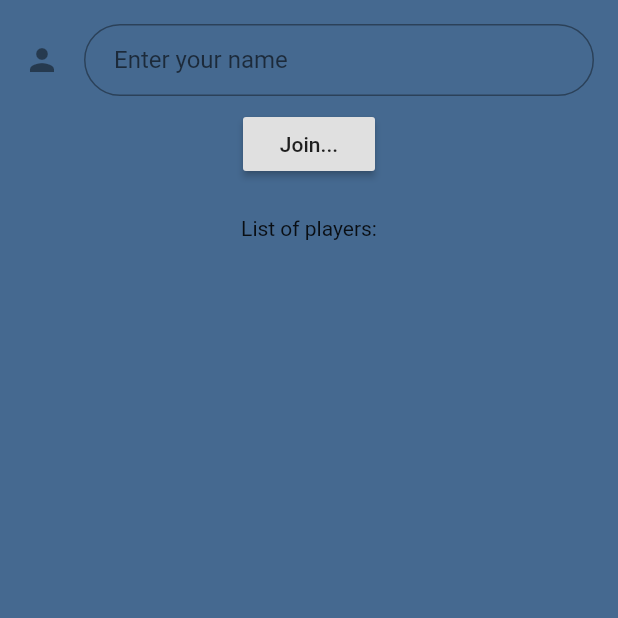
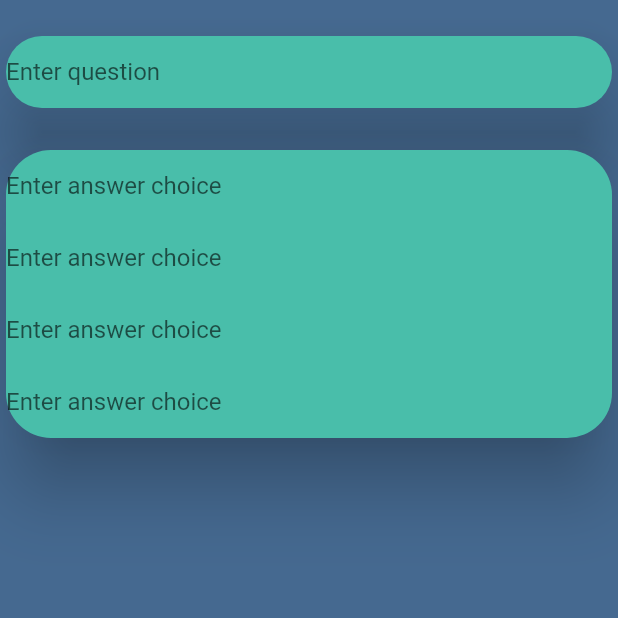
Before and after one commit to Acchindra/Quizzy, a Flutter app: the CreateQuestion screen opened directly, on a phone screen of 412 x 824 dp, the top half of it. Run offline on Flutter 3.47's test engine with Material 2 defaults, Android fonts, the phone set to English and light mode, and no system bars; our stand-ins replace google_fonts.

Commit message:
fixed conflicts

```diff
--- a/quizzy/lib/createquestion.dart
+++ b/quizzy/lib/createquestion.dart
@@ -1,8 +1,10 @@
 import 'package:flutter/material.dart';
 import 'gamecom.dart';
 import 'quizpage.dart';
+import 'package:google_fonts/google_fonts.dart';
 
 const bgcolor = Color(0xff456990);
+const cardcolor = Color(0xff49BEAA);
 
 class CreateQuestion extends StatefulWidget{
   @override
@@ -17,209 +19,77 @@ class CreateQuestionState extends State<CreateQuestion> {
   String playerName;
   List<dynamic> lobbyList = <dynamic>[];
 
+
   @override
-  void initState() {
-    super.initState();
-    ///
-    /// Ask to be notified when messages related to the game
-    /// are sent by the server
-    ///
-    game.addListener(_onGameDataReceived);
+  Widget build(BuildContext context) {
+    return new Scaffold(
+      backgroundColor: bgcolor,
+      body: ListView(
+          children: <Widget>[
+            SizedBox(height: 20),
+            createQuestionCard(),
+            SizedBox(height: 20),
+            createAnswersCard()
+          ],
+        ),
+      );
   }
 
-  @override
-  void dispose() {
-    game.removeListener(_onGameDataReceived);
-    super.dispose();
-  }
-
-  /// -------------------------------------------------------------------
-  /// This routine handles all messages that are sent by the server.
-  /// In this page, only the following 2 actions have to be processed
-  ///  - players_list
-  ///  - new_game
-  /// -------------------------------------------------------------------
-  _onGameDataReceived(message) {
-    switch (message["action"]) {
-    ///
-    /// Each time a new player joins, we need to
-    ///   * record the new list of players
-    ///   * rebuild the list of all the players
-    ///
-      case "players_list":
-        lobbyList = message["data"];
-
-        // force rebuild
-        setState(() {});
-        break;
-
-    ///
-    /// When a game is launched by another player,
-    /// we accept the new game and automatically redirect
-    /// to the game board.
-    /// As we are not the new game initiator, we will be
-    /// using the "O"
-    ///
-      case 'next_question':
-        Navigator.push(context, new MaterialPageRoute(
-          builder: (BuildContext context)
-          => new QuizPageState(
-              opponentName: 'test',
-              playerNum: 2
-          ),
-        ));
-        break;
-    }
-  }
-
-  /// -----------------------------------------------------------
-  /// If the user has not yet joined, let the user enter
-  /// his/her name and join the list of players
-  /// -----------------------------------------------------------
-  Widget _buildJoin() {
-    if (game.playerName != "") {
-      return new Container();
-    }
-    return new Container(
-      padding: const EdgeInsets.all(16.0),
-      child: new Column(
+  Widget createQuestionCard() {
+    return Card(
+      color: cardcolor,
+      elevation: 20,
+      shape: RoundedRectangleBorder(
+        borderRadius: BorderRadius.circular(30.0),
+      ),
+      child: Column(
         children: <Widget>[
-          new TextField(
-            controller: _name,
-            keyboardType: TextInputType.text,
-            decoration: new InputDecoration(
-              hintText: 'Enter your name',
-              contentPadding: const EdgeInsets.fromLTRB(20.0, 10.0, 20.0, 10.0),
-              border: new OutlineInputBorder(
-                borderRadius: new BorderRadius.circular(32.0),
-              ),
-              icon: const Icon(Icons.person),
-            ),
-          ),
-          new Padding(
-            padding: const EdgeInsets.all(8.0),
-            child: new RaisedButton(
-              onPressed: _onGameJoin,
-              child: new Text('Join...'),
-            ),
-          ),
+          TextField(
+            decoration: InputDecoration(
+              border: InputBorder.none,
+              hintText: 'Enter question'
+            )
+          )
         ],
       ),
     );
   }
 
-  /// ------------------------------------------------------
-  /// The user wants to join, so let's send his/her name
-  /// As the user has a name, we may now show the other players
-  /// ------------------------------------------------------
-  _onGameJoin() {
-    game.send('join', _name.text);
-
-    /// Force a rebuild
-    setState(() {});
-  }
-
-  /// ------------------------------------------------------
-  /// Builds the list of players
-  /// ------------------------------------------------------
-  Widget _lobbyList() {
-    ///
-    /// If the user has not yet joined, do not display
-    /// the list of players
-    ///
-    if (game.playerName == "") {
-      return new Container();
-    }
-
-    ///
-    /// Display the list of players.
-    /// For each of them, put a Button that could be used
-    /// to launch a new game
-    ///
-    List<Widget> children = lobbyList.map((playerInfo) {
-      return new ListTile(
-        title: new Text(playerInfo["name"]),
-        trailing: new RaisedButton(
-          onPressed: (){
-            _onPlayGame(playerInfo["name"], playerInfo["id"]);
-          },
-          child: new Text('Play'),
-        ),
-      );
-    }).toList();
-
-    return new Column(
-      children: children,
-    );
-  }
-
-  /// --------------------------------------------------------------
-  /// We launch a new Game, we need to:
-  ///    * send the action "new_game", together with the ID
-  ///      of the opponent we choosed
-  ///    * redirect to the game board
-  ///      As we are the game initiator, we will play with the "X"
-  /// --------------------------------------------------------------
-  _onPlayGame(String name, String id){
-    // We need to send the opponentId to initiate a new game
-    game.send('join_game', id);
-
-    Navigator.push(context, new MaterialPageRoute(
-      builder: (BuildContext context)
-      => new QuizPageState(
-          opponentName: name,
-          playerNum: 1
+  Widget createAnswersCard() {
+    return Card (
+      color: cardcolor,
+      elevation: 20,
+      shape: RoundedRectangleBorder(
+        borderRadius: BorderRadius.circular(30.0),
       ),
-    ));
-  }
-
-  @override
-  Widget build(BuildContext context) {
-    return new Scaffold(
-      backgroundColor: bgcolor,
-      body: SingleChildScrollView(
-        child: new Column(
-          mainAxisAlignment: MainAxisAlignment.start,
-          children: <Widget>[
-            _buildJoin(),
-            new Text('List of players:'),
-            _lobbyList(),
-          ],
-        ),
-      ),
+      child: Column(
+        children: <Widget>[
+          TextField(
+            decoration: InputDecoration(
+              border: InputBorder.none,
+              hintText: 'Enter answer choice'
+            )
+          ),
+          TextField(
+              decoration: InputDecoration(
+                  border: InputBorder.none,
+                  hintText: 'Enter answer choice'
+              )
+          ),
+          TextField(
+              decoration: InputDecoration(
+                  border: InputBorder.none,
+                  hintText: 'Enter answer choice'
+              )
+          ),
+          TextField(
+              decoration: InputDecoration(
+                  border: InputBorder.none,
+                  hintText: 'Enter answer choice'
+              )
+          )
+        ],
+      )
     );
   }
 }
-
-//import 'package:flutter/material.dart';
-//import 'package:quizzy/quizcard.dart';
-//
-//const bgcolor = Color(0xff456990);
-//
-//class MultiPlayerQuiz extends StatefulWidget{
-//  @override
-//  State<StatefulWidget> createState() {
-//    return new MultiQuizState();
-//  }
-//}
-//class MultiQuizState extends State<MultiPlayerQuiz> {
-//  @override
-//  Widget build(BuildContext context) {
-//    return new Scaffold(
-//      backgroundColor: bgcolor,
-//      body: ListView (
-//        padding: EdgeInsets.all(10.0),
-//        children: <Widget>[
-//          //quizPage(7, "try this question for starters", ["Mr. Xu needs to be more productive in life", "Mr. Yum time to help some people", "daaaaaaaaaaaaaaaaaaaang Genius Acchin", "PED TDM BDB CHUNKY CHUNG SKEWER"])
-//          quizCard('first quiz', 'second quiz'),
-//          quizCard('second quiz', 'trying random stuff'),
-//          quizCard('third quiz', 'trying random stuff'),
-//          quizCard('fourth quiz', 'trying random stuff'),
-//          quizCard('fifth quiz', 'trying random stuff'),
-//          quizCard('sixth quiz', 'trying random stuff'),
-//          quizCard('seventh quiz', 'trying random stuff')
-//        ],
-//      ),
-//    );
-//  }
-//}
--- a/quizzy/lib/websockethandler.dart
+++ b/quizzy/lib/websockethandler.dart
@@ -4,6 +4,11 @@ import 'package:web_socket_channel/io.dart';
 WebSocketsNotifications sockets = new WebSocketsNotifications();
 
 const String _SERVER_ADDRESS = "ws://192.168.1.15:34263";
+
+const String SERVER_ADDRESS = "ws://73.169.148.60:34263";
+
+//192.168.40.217
+
 
 class WebSocketsNotifications {
   static final WebSocketsNotifications _sockets = new WebSocketsNotifications._internal();
```
Also changed, not shown: quizzy/lib/multiplayerQuiz.dart (+0 -33 lines).
